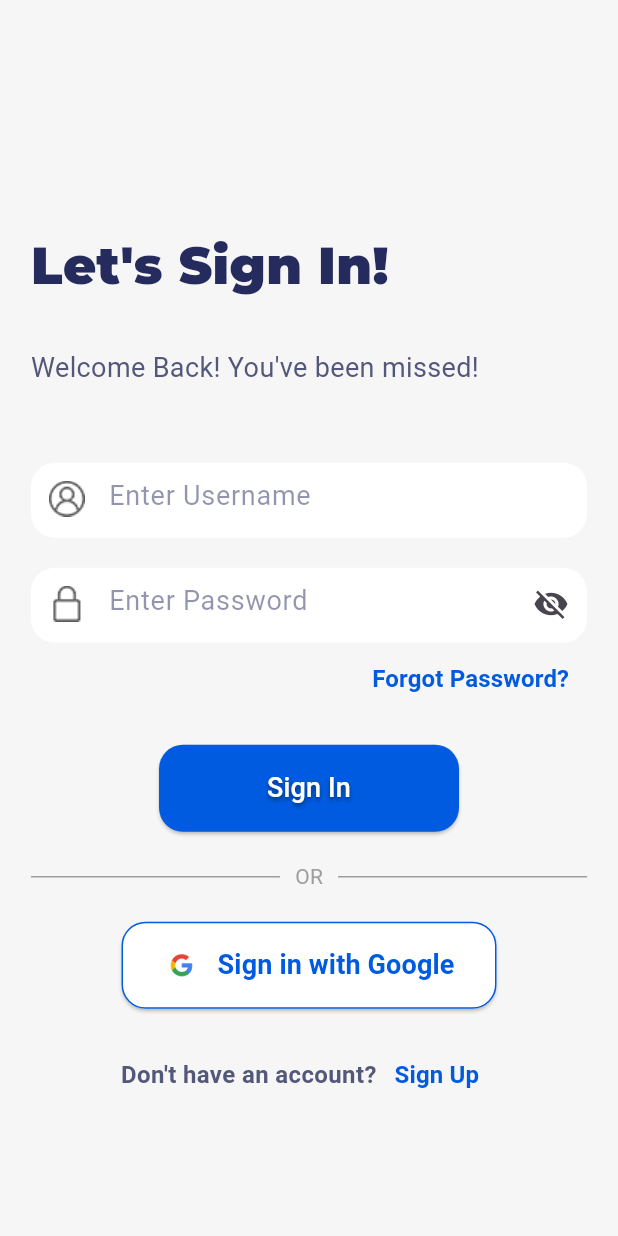
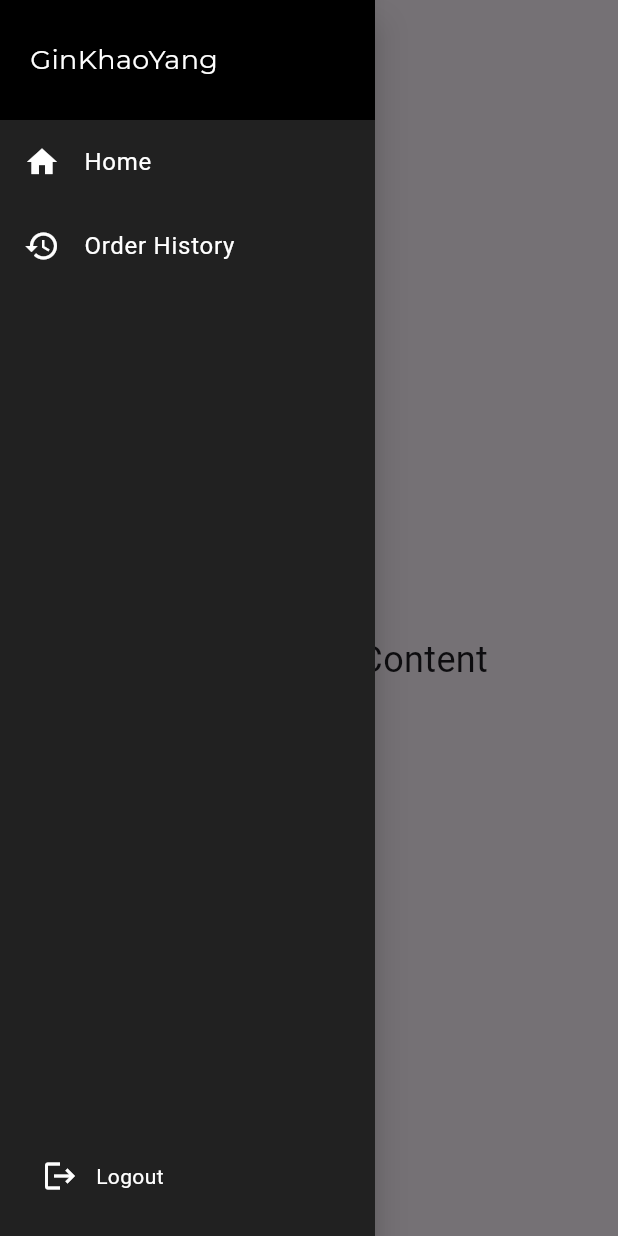
Before and after one commit to Cherrine/GinKaoYang, a Flutter app: the screen it shows after launch, with the side drawer open (before the commit the screen has no drawer), on a phone screen of 412 x 824 dp. Run offline on Flutter 3.47's test engine with Material 3 defaults, Android fonts, the phone set to English and light mode, and no system bars; our stand-ins replace flutter_svg, google_fonts; Roboto replaces fonts that are missing (Catamaran, Poppins).

Commit message:
Refactor UI

```diff
--- a/lib/main.dart
+++ b/lib/main.dart
@@ -1,5 +1,5 @@
 import 'package:flutter/material.dart';
-import 'package:ginkhaoyang/screens/login_screen.dart';
+import 'package:ginkhaoyang/screens/home_screen.dart';
 
 class MyApp extends StatelessWidget {
   const MyApp({super.key});
@@ -12,7 +12,7 @@ class MyApp extends StatelessWidget {
         primarySwatch: Colors.green,
         fontFamily: 'Poppins',
       ),
-      home: const LoginScreen(), // Set HomePage as the home
+      home: const HomeScreen(), // Set HomePage as the home
       debugShowCheckedModeBanner: false,
     );
   }
--- /dev/null
+++ b/lib/models/menu.dart
@@ -0,0 +1,33 @@
+class Menu {
+  final String id;
+  final String title;
+  final String description; // Optional field for more details
+  final String imageUrl; // Optional field for an image URL
+
+  Menu({
+    required this.id,
+    required this.title,
+    this.description = '',
+    this.imageUrl = '',
+  });
+
+  // Factory method to create a Menu from a Map (e.g., from Firestore)
+  factory Menu.fromMap(Map<String, dynamic> map) {
+    return Menu(
+      id: map['id'] ?? '', // Assuming id is stored as 'id' in Firestore
+      title: map['title'] ?? '',
+      description: map['description'] ?? '',
+      imageUrl: map['imageUrl'] ?? '',
+    );
+  }
+
+  // Convert a Menu object to a Map for saving to Firestore
+  Map<String, dynamic> toMap() {
+    return {
+      'id': id,
+      'title': title,
+      'description': description,
+      'imageUrl': imageUrl,
+    };
+  }
+}
--- a/lib/screens/home_screen.dart
+++ b/lib/screens/home_screen.dart
@@ -0,0 +1,86 @@
+// home_screen.dart
+import 'package:flutter/material.dart';
+import 'package:ginkhaoyang/widgets/sidebar.dart';
+import 'package:ginkhaoyang/widgets/responsive_widget.dart';
+import 'package:ginkhaoyang/screens/order_history.dart'; // Import the Order History screen
+
+class HomeScreen extends StatefulWidget {
+  const HomeScreen({super.key});
+
+  @override
+  _HomeScreenState createState() => _HomeScreenState();
+}
+
+class _HomeScreenState extends State<HomeScreen> {
+  String selectedRoute = "home"; // Default route
+  String appBarTitle = "Home"; // Default AppBar title
+
+  // Example main content
+  Widget _buildMainContent() {
+    switch (selectedRoute) {
+      case "home":
+        return const Center(child: Text('Home Screen Content', style: TextStyle(fontSize: 24)));
+      case "order_history":
+        return const OrderHistoryScreen(); // Display the Order History screen
+      // Add more cases for other routes as needed
+      default:
+        return const Center(child: Text('Select a Menu Item', style: TextStyle(fontSize: 24)));
+    }
+  }
+
+  // Large screen layout with permanent sidebar
+  Widget _buildLargeScreen(BuildContext context) {
+    return Row(
+      children: [
+        Sidebar(
+          isPermanent: true,
+          onNavigate: (routeName) {
+            setState(() {
+              selectedRoute = routeName; // Update the selected route
+              appBarTitle = routeName == "home" ? "Home" : "Order History"; // Update AppBar title
+            });
+          },
+        ),
+        Expanded(
+          child: _buildMainContent(),
+        ),
+      ],
+    );
+  }
+
+  // Medium and Small screen layout with Drawer
+  Widget _buildDrawerScreen(BuildContext context) {
+    return Scaffold(
+      appBar: AppBar(
+        title: Text(appBarTitle), // Use the dynamic AppBar title
+        leading: Builder(
+          builder: (context) => IconButton(
+            icon: const Icon(Icons.menu),
+            onPressed: () {
+              Scaffold.of(context).openDrawer();
+            },
+          ),
+        ),
+      ),
+      drawer: Sidebar(
+        onNavigate: (routeName) {
+          Navigator.of(context).pop(); // Close the drawer
+          setState(() {
+            selectedRoute = routeName; // Update the selected route
+            appBarTitle = routeName == "home" ? "Home" : "Order History"; // Update AppBar title
+          });
+        },
+      ),
+      body: _buildMainContent(), // Default to home
+    );
+  }
+
+  @override
+  Widget build(BuildContext context) {
+    return ResponsiveWidget(
+      largeScreen: _buildLargeScreen(context),
+      mediumScreen: _buildDrawerScreen(context),
+      smallScreen: _buildDrawerScreen(context),
+    );
+  }
+}
--- a/lib/screens/login_screen.dart
+++ b/lib/screens/login_screen.dart
@@ -1,12 +1,12 @@
-
 import 'package:flutter/material.dart';
 import 'package:ginkhaoyang/utils/app_colors.dart';
 import 'package:ginkhaoyang/utils/app_icons.dart';
 import 'package:ginkhaoyang/utils/app_styles.dart';
 import 'package:ginkhaoyang/components/sign_in_google_button.dart';
-import 'package:ginkhaoyang/components/confusing_filled_button.dart' as SignInButton;
+import 'package:ginkhaoyang/components/confusing_filled_button.dart' as signinbutton;
 import 'package:ginkhaoyang/screens/register_screen.dart';
 import 'package:ginkhaoyang/components/common_background.dart';
+import 'package:ginkhaoyang/utils/fade_page_route.dart';
 
 class LoginScreen extends StatefulWidget {
   const LoginScreen({Key? key}) : super(key: key);
@@ -52,12 +52,36 @@ class _LoginScreenState extends State<LoginScreen> {
   Widget _buildLoginForm(BuildContext context) {
     return Center(
       child: ConstrainedBox(
-        constraints: BoxConstraints(maxWidth: 400),
+        constraints: const BoxConstraints(maxWidth: 400),
         child: Column(
           mainAxisSize: MainAxisSize.min,
           crossAxisAlignment: CrossAxisAlignment.start,
           children: [
             const SizedBox(height: 70),
+            _buildHeader(),
+            const SizedBox(height: 50),
+            _buildTextField(icon: AppIcons.usernameIcon, hintText: 'Enter Username'),
+            const SizedBox(height: 20),
+            _buildTextField(icon: AppIcons.lockIcon, hintText: 'Enter Password', isPassword: true),
+            _buildForgotPasswordLink(),
+            const SizedBox(height: 20),
+            _buildSignInButton(),
+            const SizedBox(height: 20),
+            _buildDivider(),
+            const SizedBox(height: 20),
+            _buildGoogleSignInButton(),
+            const SizedBox(height: 20),
+            _buildSignUpLink(context),
+          ],
+        ),
+      ),
+    );
+  }
+
+  Widget _buildHeader() {
+    return Column(
+      crossAxisAlignment: CrossAxisAlignment.start,
+      children: [
         Text(
           'Let\'s Sign In!',
           style: montserratStyle.copyWith(
@@ -74,54 +98,7 @@ class _LoginScreenState extends State<LoginScreen> {
             color: AppColors.textColor,
           ),
         ),
-            const SizedBox(height: 50),
-            _buildTextField(
-              icon: AppIcons.usernameIcon,
-              hintText: 'Enter Username',
-            ),
-            const SizedBox(height: 20),
-            _buildTextField(
-              icon: AppIcons.lockIcon,
-              hintText: 'Enter Password',
-              isPassword: true,
-            ),
-            Align(
-              alignment: Alignment.centerRight,
-              child: TextButton(
-                onPressed: () {},
-                child: Text(
-                  'Forgot Password?',
-                  style: hindMaduraiStyle.copyWith(
-                    fontSize: 16.0,
-                    color: AppColors.mainBlueColor,
-                    fontWeight: FontWeight.w600,
-                  ),
-                ),
-              ),
-            ),
-            const SizedBox(height: 20),
-            Center(
-              child: SignInButton.ConfusingFilledButton(
-                onPressed: () {},
-                buttonText: 'Sign In',
-                width: 200.0,
-              ),
-            ),
-            const SizedBox(height: 20),
-            _buildDivider(),
-            const SizedBox(height: 20),
-            Center(
-              child: SignInGoogleButton(
-                onPressed: () {},
-                buttonText: 'Sign in with Google',
-                width: 250,
-              ),
-            ),
-            const SizedBox(height: 20),
-            _buildSignUpLink(context),
       ],
-        ),
-      ),
     );
   }
 
@@ -142,24 +119,9 @@ class _LoginScreenState extends State<LoginScreen> {
           border: InputBorder.none,
           prefixIcon: Padding(
             padding: const EdgeInsets.symmetric(horizontal: 12.0),
-            child: Image.asset(
-              icon,
-              width: 24,
-              height: 24,
-              fit: BoxFit.contain,
+            child: Image.asset(icon, width: 24, height: 24, fit: BoxFit.contain),
           ),
-          ),
-          suffixIcon: isPassword
-              ? IconButton(
-                  icon: Icon(
-                    _isPasswordObscured
-                        ? Icons.visibility_off
-                        : Icons.visibility,
-                  ),
-                  onPressed: () =>
-                      setState(() => _isPasswordObscured = !_isPasswordObscured),
-                )
-              : null,
+          suffixIcon: isPassword ? _buildPasswordVisibilityToggle() : null,
           hintText: hintText,
           hintStyle: hindMaduraiStyle.copyWith(
             fontWeight: FontWeight.w400,
@@ -171,20 +133,57 @@ class _LoginScreenState extends State<LoginScreen> {
     );
   }
 
+  Widget _buildPasswordVisibilityToggle() {
+    return IconButton(
+      icon: Icon(_isPasswordObscured ? Icons.visibility_off : Icons.visibility),
+      onPressed: () => setState(() => _isPasswordObscured = !_isPasswordObscured),
+    );
+  }
+
+  Widget _buildForgotPasswordLink() {
+    return Align(
+      alignment: Alignment.centerRight,
+      child: TextButton(
+        onPressed: () {},
+        child: Text(
+          'Forgot Password?',
+          style: hindMaduraiStyle.copyWith(
+            fontSize: 16.0,
+            color: AppColors.mainBlueColor,
+            fontWeight: FontWeight.w600,
+          ),
+        ),
+      ),
+    );
+  }
+
+  Widget _buildSignInButton() {
+    return Center(
+      child: signinbutton.ConfusingFilledButton(
+        onPressed: () {},
+        buttonText: 'Sign In',
+        width: 200.0,
+      ),
+    );
+  }
+
   Widget _buildDivider() {
     return const Row(
       children: [
-        Expanded(
-          child: Divider(color: Colors.grey, thickness: 1.0, endIndent: 10.0),
+        Expanded(child: Divider(color: Colors.grey, thickness: 1.0, endIndent: 10.0)),
+        Text("OR", style: TextStyle(color: Colors.grey, fontSize: 14.0)),
+        Expanded(child: Divider(color: Colors.grey, thickness: 1.0, indent: 10.0)),
+      ],
+    );
+  }
+
+  Widget _buildGoogleSignInButton() {
+    return Center(
+      child: SignInGoogleButton(
+        onPressed: () {},
+        buttonText: 'Sign in with Google',
+        width: 250,
       ),
-        Text(
-          "OR",
-          style: TextStyle(color: Colors.grey, fontSize: 14.0),
-        ),
-        Expanded(
-          child: Divider(color: Colors.grey, thickness: 1.0, indent: 10.0),
-        ),
-      ],
     );
   }
 
@@ -201,10 +200,7 @@ class _LoginScreenState extends State<LoginScreen> {
           ),
         ),
         TextButton(
-          onPressed: () => Navigator.push(
-            context,
-            MaterialPageRoute(builder: (_) => const RegisterScreen()),
-          ),
+          onPressed: () => Navigator.of(context).push(FadePageRoute(page: const RegisterScreen())),
           child: Text(
             'Sign Up',
             style: hindMaduraiStyle.copyWith(
--- /dev/null
+++ b/lib/widgets/sidebar.dart
@@ -0,0 +1,157 @@
+// sidebar.dart
+import 'package:flutter/material.dart';
+import 'package:ginkhaoyang/screens/login_screen.dart';
+import 'package:ginkhaoyang/utils/app_styles.dart';
+
+class Sidebar extends StatefulWidget {
+  final bool isPermanent;
+  final Function(String) onNavigate; // Callback to handle navigation
+
+  const Sidebar({
+    super.key,
+    this.isPermanent = false,
+    required this.onNavigate, // Accept the callback
+  });
+
+  @override
+  _SidebarState createState() => _SidebarState();
+}
+
+class _SidebarState extends State<Sidebar> {
+  bool isCollapsed = false;
+
+  @override
+  Widget build(BuildContext context) {
+    return Material(
+      elevation: 10,
+      child: AnimatedContainer(
+        duration: const Duration(milliseconds: 300),
+        width: isCollapsed ? 70 : 250,
+        color: Colors.grey[900],
+        child: Column(
+          children: [
+            _buildHeader(),
+            Expanded(
+              child: ListView(
+                children: [
+                  _buildMenuItem(Icons.home, "Home", "home"),
+                  _buildMenuItem(Icons.history, "Order History", "order_history"),
+                  // Add more menu items here
+                ],
+              ),
+            ),
+            _buildLogoutButton(),
+          ],
+        ),
+      ),
+    );
+  }
+
+  Widget _buildHeader() {
+    return Container(
+      height: 80,
+      color: Colors.black,
+      child: Row(
+        children: [
+          if (isCollapsed) _buildMenuIcon(),
+          if (!isCollapsed) _buildHeaderTitle(),
+        ],
+      ),
+    );
+  }
+
+  Widget _buildMenuIcon() {
+    return Padding(
+      padding: const EdgeInsets.only(left: 4.0),
+      child: IconButton(
+        icon: const Icon(Icons.menu, color: Colors.white),
+        onPressed: _toggleSidebar,
+      ),
+    );
+  }
+
+  Widget _buildHeaderTitle() {
+    return Expanded(
+      child: Padding(
+        padding: const EdgeInsets.only(left: 20.0),
+        child: AnimatedOpacity(
+          opacity: isCollapsed ? 0 : 1,
+          duration: const Duration(milliseconds: 200),
+          child: Text(
+            'GinKhaoYang',
+            style: montserratStyle.copyWith(color: Colors.white, fontSize: 18),
+            overflow: TextOverflow.ellipsis,
+          ),
+        ),
+      ),
+    );
+  }
+
+  Widget _buildLogoutButton() {
+    return Padding(
+      padding: const EdgeInsets.all(16.0),
+      child: Row(
+        children: [
+          IconButton(
+            icon: const Icon(Icons.logout, color: Colors.white),
+            onPressed: _handleLogout,
+          ),
+          AnimatedOpacity(
+            opacity: isCollapsed ? 0 : 1,
+            duration: const Duration(milliseconds: 200),
+            child: Text(
+              'Logout',
+              style: catamaranStyle.copyWith(color: Colors.white),
+              overflow: TextOverflow.ellipsis,
+            ),
+          ),
+        ],
+      ),
+    );
+  }
+
+  Widget _buildMenuItem(IconData icon, String title, String routeName) {
+    return ListTile(
+      leading: Icon(icon, color: Colors.white),
+      title: AnimatedOpacity(
+        opacity: isCollapsed ? 0 : 1,
+        duration: const Duration(milliseconds: 200),
+        child: Text(
+          title,
+          style: hindMaduraiStyle.copyWith(color: Colors.white),
+          overflow: TextOverflow.ellipsis,
+        ),
+      ),
+      onTap: () {
+        _navigateTo(routeName); // Call navigation on tap
+      },
+      hoverColor: Colors.white24,
+    );
+  }
+
+  void _toggleSidebar() {
+    setState(() {
+      isCollapsed = !isCollapsed;
+    });
+  }
+
+  void _navigateTo(String routeName) {
+    widget.onNavigate(routeName); // Call the callback with the route name
+    if (isCollapsed) {
+      _toggleSidebar(); // Toggle sidebar if collapsed
+    }
+  }
+
+  void _handleLogout() {
+    // Here you should clear the user session, e.g., remove tokens
+    // For example, if you're using shared preferences:
+    // SharedPreferences prefs = await SharedPreferences.getInstance();
+    // await prefs.remove('token'); // or whatever key you are using
+
+    // Navigate back to the LoginScreen
+    Navigator.of(context).pushAndRemoveUntil(
+      MaterialPageRoute(builder: (context) => const LoginScreen()),
+      (Route<dynamic> route) => false, // Remove all previous routes
+    );
+  }
+}
```
Also changed, not shown: lib/screens/home_page.dart (deleted, +0 -82 lines), lib/screens/order_history.dart (added, +16 -0 lines), lib/screens/register_screen.dart (+86 -72 lines), lib/utils/fade_page_route.dart (+11 -6 lines), lib/widgets/main_layout.dart (added). Lines whose indentation alone changed are shown as unchanged.
